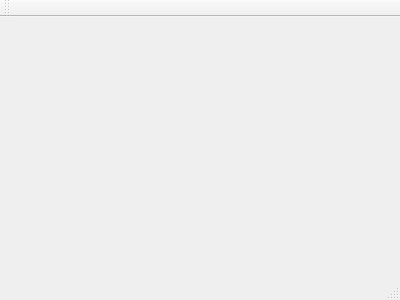
The window that cutealarm.ui (raidgar98/CuteAlarm) describes before a commit, drawn with Qt 5.
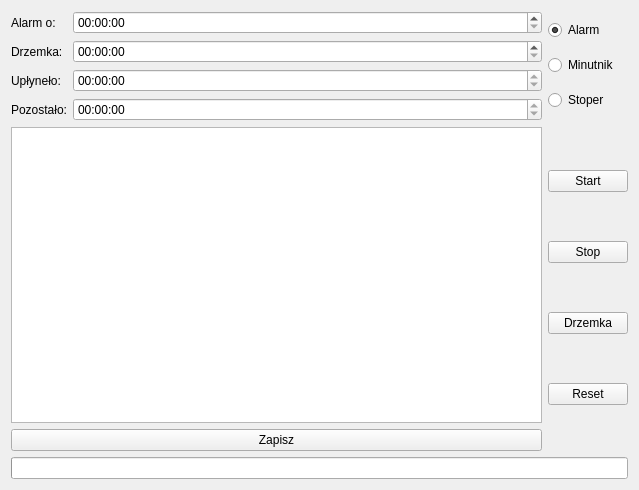
The same window after the commit.

Commit message: layout improvement mechanism

What changed in the file:
```diff
--- a/cutealarm.ui
+++ b/cutealarm.ui
@@ -1,24 +1,179 @@
 <ui version="4.0">
  <class>CuteAlarm</class>
- <widget class="QMainWindow" name="CuteAlarm" >
-  <property name="geometry" >
+ <widget class="QMainWindow" name="CuteAlarm">
+  <property name="geometry">
    <rect>
     <x>0</x>
     <y>0</y>
-    <width>400</width>
-    <height>300</height>
+    <width>639</width>
+    <height>490</height>
    </rect>
   </property>
   <property name="windowTitle" >
    <string>CuteAlarm</string>
   </property>
-  <widget class="QMenuBar" name="menuBar" />
-  <widget class="QToolBar" name="mainToolBar" />
-  <widget class="QWidget" name="centralWidget" />
-  <widget class="QStatusBar" name="statusBar" />
+  <widget class="QWidget" name="centralWidget">
+   <layout class="QGridLayout" name="gridLayout">
+    <item row="1" column="0">
+     <layout class="QVBoxLayout" name="verticalLayout_3">
+      <item>
+       <widget class="QListWidget" name="listWidget"/>
+      </item>
+      <item>
+       <widget class="QPushButton" name="pushButton_5">
+        <property name="text">
+         <string>Zapisz</string>
+        </property>
+       </widget>
+      </item>
+     </layout>
+    </item>
+    <item row="2" column="0" colspan="2">
+     <widget class="QProgressBar" name="progressBar">
+      <property name="value">
+       <number>0</number>
+      </property>
+      <property name="textVisible">
+       <bool>false</bool>
+      </property>
+     </widget>
+    </item>
+    <item row="0" column="1">
+     <layout class="QVBoxLayout" name="verticalLayout">
+      <item>
+       <widget class="QRadioButton" name="radioButton">
+        <property name="text">
+         <string>Alarm</string>
+        </property>
+        <property name="checked">
+         <bool>true</bool>
+        </property>
+       </widget>
+      </item>
+      <item>
+       <widget class="QRadioButton" name="radioButton_2">
+        <property name="text">
+         <string>Minutnik</string>
+        </property>
+       </widget>
+      </item>
+      <item>
+       <widget class="QRadioButton" name="radioButton_3">
+        <property name="text">
+         <string>Stoper</string>
+        </property>
+        <property name="checked">
+         <bool>false</bool>
+        </property>
+       </widget>
+      </item>
+     </layout>
+    </item>
+    <item row="0" column="0">
+     <layout class="QFormLayout" name="formLayout">
+      <property name="sizeConstraint">
+       <enum>QLayout::SetMaximumSize</enum>
+      </property>
+      <item row="0" column="0">
+       <widget class="QLabel" name="label">
+        <property name="text">
+         <string>Alarm o:</string>
+        </property>
+       </widget>
+      </item>
+      <item row="0" column="1">
+       <widget class="QTimeEdit" name="FirstEdit">
+        <property name="displayFormat">
+         <string>HH:mm:ss</string>
+        </property>
+       </widget>
+      </item>
+      <item row="1" column="0">
+       <widget class="QLabel" name="label_2">
+        <property name="text">
+         <string>Drzemka:</string>
+        </property>
+       </widget>
+      </item>
+      <item row="1" column="1">
+       <widget class="QTimeEdit" name="SecondEdit">
+        <property name="displayFormat">
+         <string>HH:mm:ss</string>
+        </property>
+       </widget>
+      </item>
+      <item row="2" column="0">
+       <widget class="QLabel" name="label_3">
+        <property name="text">
+         <string>Upłyneło:</string>
+        </property>
+       </widget>
+      </item>
+      <item row="2" column="1">
+       <widget class="QTimeEdit" name="FirstRead">
+        <property name="readOnly">
+         <bool>true</bool>
+        </property>
+        <property name="displayFormat">
+         <string>HH:mm:ss</string>
+        </property>
+       </widget>
+      </item>
+      <item row="3" column="1">
+       <widget class="QTimeEdit" name="SecondRead">
+        <property name="readOnly">
+         <bool>true</bool>
+        </property>
+        <property name="displayFormat">
+         <string>HH:mm:ss</string>
+        </property>
+       </widget>
+      </item>
+      <item row="3" column="0">
+       <widget class="QLabel" name="label_4">
+        <property name="text">
+         <string>Pozostało:</string>
+        </property>
+       </widget>
+      </item>
+     </layout>
+    </item>
+    <item row="1" column="1">
+     <layout class="QVBoxLayout" name="verticalLayout_2">
+      <item>
+       <widget class="QPushButton" name="pushButton">
+        <property name="text">
+         <string>Start</string>
+        </property>
+       </widget>
+      </item>
+      <item>
+       <widget class="QPushButton" name="pushButton_2">
+        <property name="text">
+         <string>Stop</string>
+        </property>
+       </widget>
+      </item>
+      <item>
+       <widget class="QPushButton" name="pushButton_3">
+        <property name="text">
+         <string>Drzemka</string>
+        </property>
+       </widget>
+      </item>
+      <item>
+       <widget class="QPushButton" name="pushButton_4">
+        <property name="text">
+         <string>Reset</string>
+        </property>
+       </widget>
+      </item>
+     </layout>
+    </item>
+   </layout>
+  </widget>
  </widget>
- <layoutDefault spacing="6" margin="11" />
- <pixmapfunction></pixmapfunction>
+ <layoutdefault spacing="6" margin="11"/>
  <resources/>
  <connections/>
 </ui>
```
Left out of the diff: 3 changed lines with no effect on the pictures. The commit also changes 2 other files.
